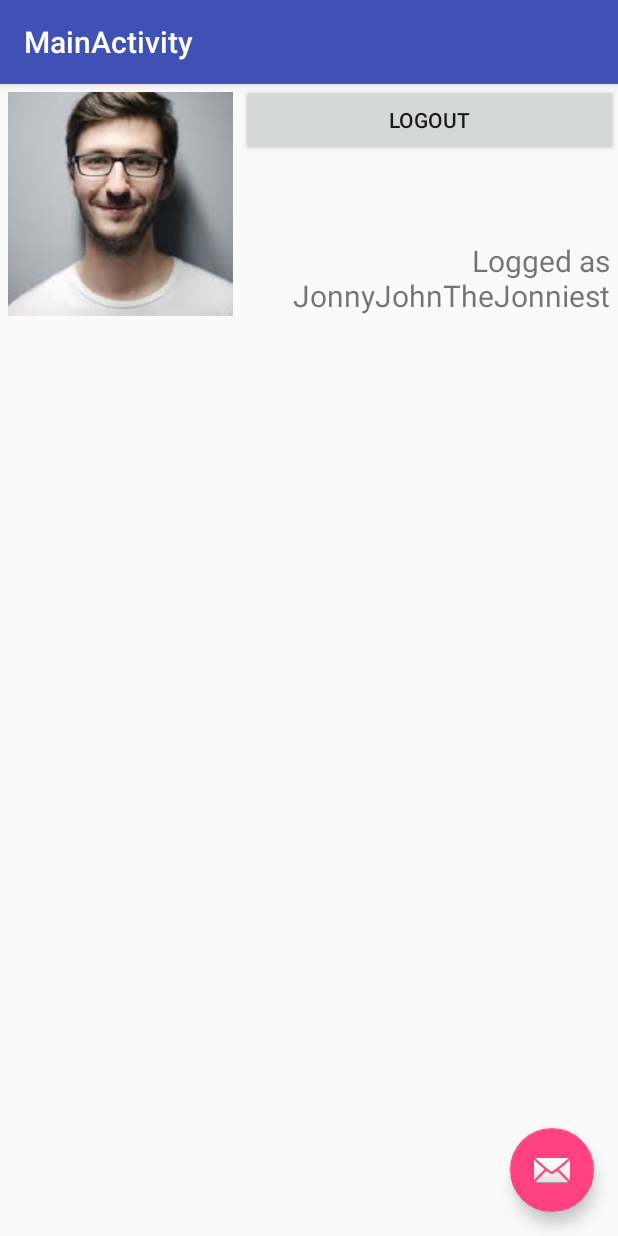
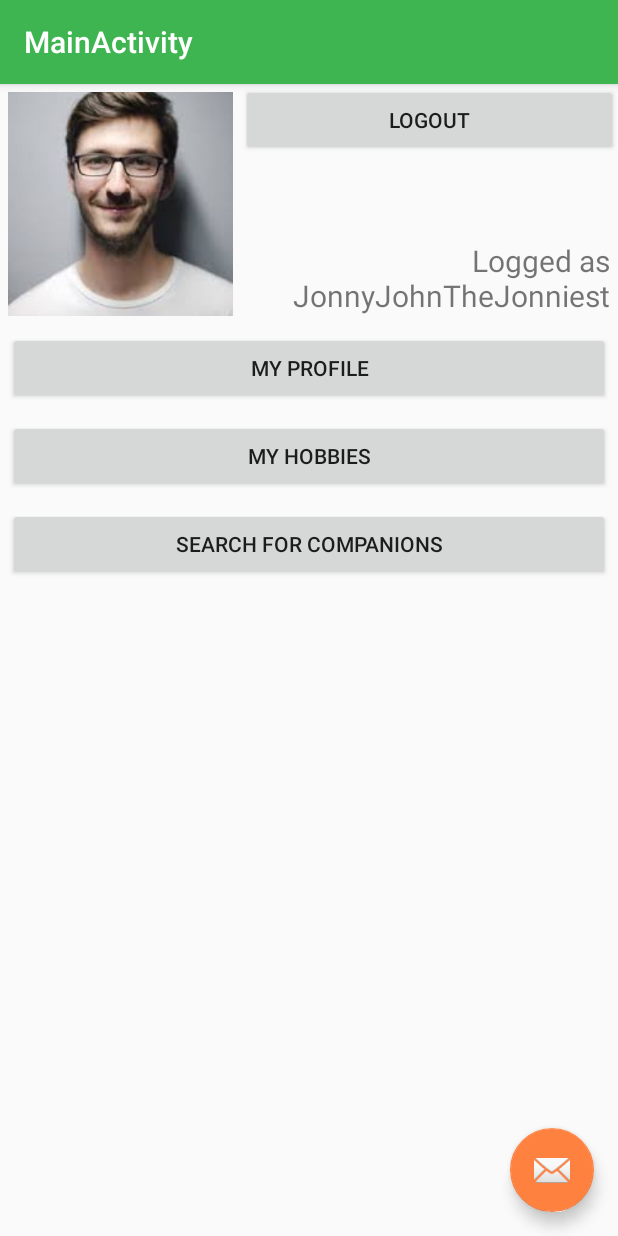
Before and after one commit to Mustrumion/HobbyHunter2, an Android app: the MainActivity screen opened directly, with no data from a screen before it, on a phone screen of 412 x 824 dp. Run offline under Robolectric (Android 15) with nearby library versions, the phone set to English and light mode, and no system bars.

Commit message:
ProfileEdit added

```diff
--- a/app/src/main/AndroidManifest.xml
+++ b/app/src/main/AndroidManifest.xml
@@ -26,7 +26,8 @@
         <activity
             android:name=".MainActivity"
             android:label="@string/title_activity_main"
-            android:theme="@style/AppTheme.NoActionBar"></activity>
+            android:theme="@style/AppTheme.NoActionBar" />
+        <activity android:name=".ProfileViewActivity"></activity>
     </application>
 
 </manifest>
--- a/app/src/main/java/hunterpackage/hobbyhunter2/MainActivity.java
+++ b/app/src/main/java/hunterpackage/hobbyhunter2/MainActivity.java
@@ -29,6 +29,7 @@ public class MainActivity extends AppCompatActivity {
         });
 
         configureLogOutButton();
+        configureMyProfileButton();
     }
 
     private void configureLogOutButton(){
@@ -41,5 +42,15 @@ public class MainActivity extends AppCompatActivity {
             }
         });
     }
+    private void configureMyProfileButton(){
+        Button logOutButton = (Button) findViewById(R.id.myProfile);
+        logOutButton.setOnClickListener(new OnClickListener(){
+
+            @Override
+            public void onClick(View v) {
+                startActivity(new Intent(MainActivity.this, ProfileViewActivity.class));
+            }
+        });
+    }
 
 }
--- a/app/src/main/res/layout/content_main.xml
+++ b/app/src/main/res/layout/content_main.xml
@@ -7,6 +7,10 @@
     app:layout_behavior="@string/appbar_scrolling_view_behavior"
     tools:context=".MainActivity"
     tools:showIn="@layout/activity_main">
+    <LinearLayout
+        android:layout_width="match_parent"
+        android:layout_height="wrap_content"
+        android:orientation="vertical">
         <RelativeLayout
             android:layout_width="match_parent"
             android:layout_height="160dp">
@@ -36,5 +40,24 @@
                 android:layout_marginRight="5dp"
                 android:layout_marginBottom="5dp"/>
         </RelativeLayout>
+        <Button
+            android:id="@+id/myProfile"
+            android:layout_margin="5dp"
+            android:layout_width="match_parent"
+            android:layout_height="wrap_content"
+            android:text="My Profile"/>
+        <Button
+            android:id="@+id/myHobbies"
+            android:layout_margin="5dp"
+            android:layout_width="match_parent"
+            android:layout_height="wrap_content"
+            android:text="My Hobbies"/>
+        <Button
+            android:id="@+id/search"
+            android:layout_margin="5dp"
+            android:layout_width="match_parent"
+            android:layout_height="wrap_content"
+            android:text="Search for Companions"/>
+    </LinearLayout>
 
 </android.support.constraint.ConstraintLayout>
--- a/app/src/main/res/values/colors.xml
+++ b/app/src/main/res/values/colors.xml
@@ -1,6 +1,6 @@
 <?xml version="1.0" encoding="utf-8"?>
 <resources>
-    <color name="colorPrimary">#3F51B5</color>
-    <color name="colorPrimaryDark">#303F9F</color>
-    <color name="colorAccent">#FF4081</color>
+    <color name="colorPrimary">#3FB551</color>
+    <color name="colorPrimaryDark">#309F3F</color>
+    <color name="colorAccent">#FF8140</color>
 </resources>
```
Also changed, not shown: app/src/main/java/hunterpackage/hobbyhunter2/ProfileViewActivity.java (added, +13 -0 lines), app/src/main/res/layout/activity_profile_view.xml (added, +232 -0 lines), app/src/main/res/drawable/map_radius.png (added). Lines whose indentation alone changed are shown as unchanged.
